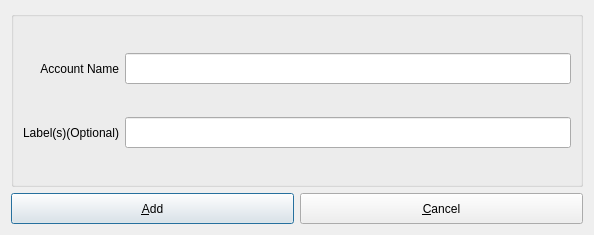
mhogomchungu/qCheckGMail, file src/addaccount.ui: the form before one commit.
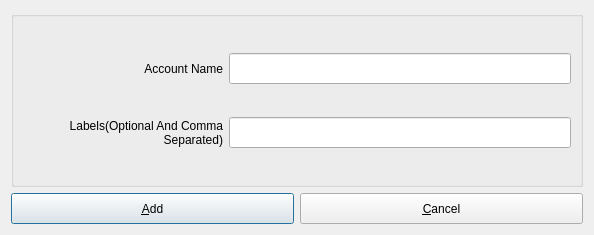
The form after the commit.

Patch:
```diff
--- a/src/addaccount.ui
+++ b/src/addaccount.ui
@@ -32,7 +32,7 @@
          </size>
         </property>
         <property name="text">
-         <string>Label(s)(Optional)</string>
+         <string>Labels(Optional And Comma Separated)</string>
         </property>
         <property name="alignment">
          <set>Qt::AlignRight|Qt::AlignTrailing|Qt::AlignVCenter</set>
@@ -73,7 +73,7 @@
        <widget class="QLabel" name="label">
         <property name="minimumSize">
          <size>
-          <width>0</width>
+          <width>200</width>
           <height>31</height>
          </size>
         </property>
```
Left out of the diff: 27 changed lines with no effect on the pictures.
